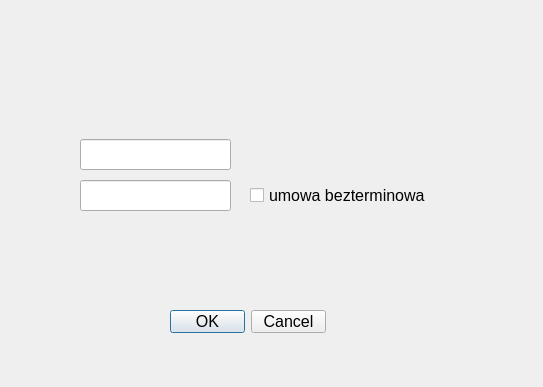
RafalK13/QGISDialogs, file testNew.ui: the form before one commit.
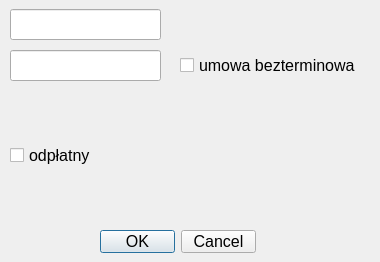
The form after the commit. Custom widgets are drawn as their Qt base class.

Commit message: added platny checkBox

```diff
--- a/testNew.ui
+++ b/testNew.ui
@@ -6,8 +6,8 @@
    <rect>
     <x>0</x>
     <y>0</y>
-    <width>543</width>
-    <height>387</height>
+    <width>380</width>
+    <height>262</height>
    </rect>
   </property>
   <property name="windowTitle">
@@ -16,8 +16,8 @@
   <widget class="QDialogButtonBox" name="buttons">
    <property name="geometry">
     <rect>
-     <x>170</x>
-     <y>310</y>
+     <x>100</x>
+     <y>230</y>
      <width>156</width>
      <height>23</height>
     </rect>
@@ -37,8 +37,8 @@
   <widget class="QLineEdit" name="date1">
    <property name="geometry">
     <rect>
-     <x>80</x>
-     <y>139</y>
+     <x>10</x>
+     <y>9</y>
      <width>151</width>
      <height>31</height>
     </rect>
@@ -55,8 +55,8 @@
    </property>
    <property name="geometry">
     <rect>
-     <x>80</x>
-     <y>180</y>
+     <x>10</x>
+     <y>50</y>
      <width>151</width>
      <height>31</height>
     </rect>
@@ -73,8 +73,8 @@
   <widget class="QCheckBox" name="ter">
    <property name="geometry">
     <rect>
-     <x>250</x>
-     <y>180</y>
+     <x>180</x>
+     <y>50</y>
      <width>181</width>
      <height>31</height>
     </rect>
@@ -91,8 +91,8 @@
   <widget class="QgsFileWidget" name="dirPath">
    <property name="geometry">
     <rect>
-     <x>80</x>
-     <y>240</y>
+     <x>10</x>
+     <y>110</y>
      <width>351</width>
      <height>27</height>
     </rect>
@@ -109,6 +109,40 @@
     <enum>QgsFileWidget::GetDirectory</enum>
    </property>
   </widget>
+  <widget class="QCheckBox" name="platny">
+   <property name="geometry">
+    <rect>
+     <x>10</x>
+     <y>140</y>
+     <width>181</width>
+     <height>31</height>
+    </rect>
+   </property>
+   <property name="font">
+    <font>
+     <pointsize>12</pointsize>
+    </font>
+   </property>
+   <property name="text">
+    <string>odpłatny</string>
+   </property>
+  </widget>
+  <widget class="QLineEdit" name="odplatny">
+   <property name="geometry">
+    <rect>
+     <x>100</x>
+     <y>150</y>
+     <width>0</width>
+     <height>0</height>
+    </rect>
+   </property>
+   <property name="maximumSize">
+    <size>
+     <width>0</width>
+     <height>0</height>
+    </size>
+   </property>
+  </widget>
  </widget>
  <customwidgets>
   <customwidget>
```
The commit also changes 2 other files.
